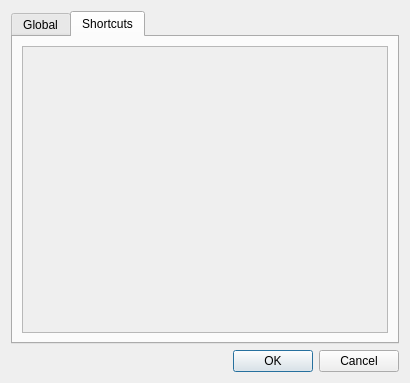
shengmo0210/Throne, file include/ui/setting/dialog_hotkey.ui: the form before one commit.
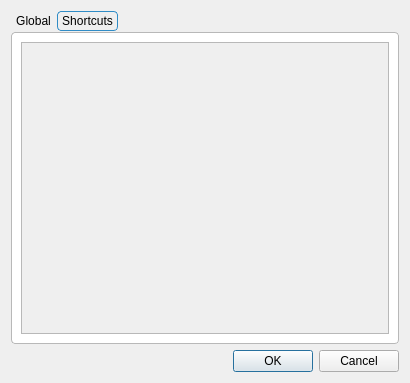
The form after the commit. The open tabs and pages were chosen to show the change. Custom widgets are drawn as their Qt base class.

Patch:
```diff
--- a/include/ui/setting/dialog_hotkey.ui
+++ b/include/ui/setting/dialog_hotkey.ui
@@ -16,6 +16,44 @@
   <layout class="QVBoxLayout" name="verticalLayout">
    <item>
     <widget class="QTabWidget" name="tabWidget">
+     <property name="styleSheet">
+      <string notr="true">QTabWidget::pane {
+    margin-top: 1px;
+    background: palette(base);
+    border: 1px solid palette(mid);
+    border-radius: 4px;
+}
+
+QTabBar {
+    background: transparent;
+    qproperty-drawBase: 0;
+}
+
+QTabBar::tab {
+    background-color: palette(button);
+    color: palette(button-text);
+
+    border: 1px solid palette(midlight);
+    border-radius: 4px;
+
+    padding: 2px 4px;
+    margin-right: 1px;
+}
+
+QTabBar::tab:selected {
+    border: 1px solid palette(highlight);
+    background-color: palette(window); 
+}
+
+QTabBar::tab:!selected {
+    border: 1px solid palette(button);
+}
+
+QTabBar::tab:hover:!selected {
+    border: 1px solid palette(button);
+    background-color: palette(midlight);
+}</string>
+     </property>
      <property name="currentIndex">
       <number>0</number>
      </property>
@@ -94,8 +132,8 @@
            <rect>
             <x>0</x>
             <y>0</y>
-            <width>360</width>
-            <height>264</height>
+            <width>362</width>
+            <height>272</height>
            </rect>
           </property>
          </widget>
```
